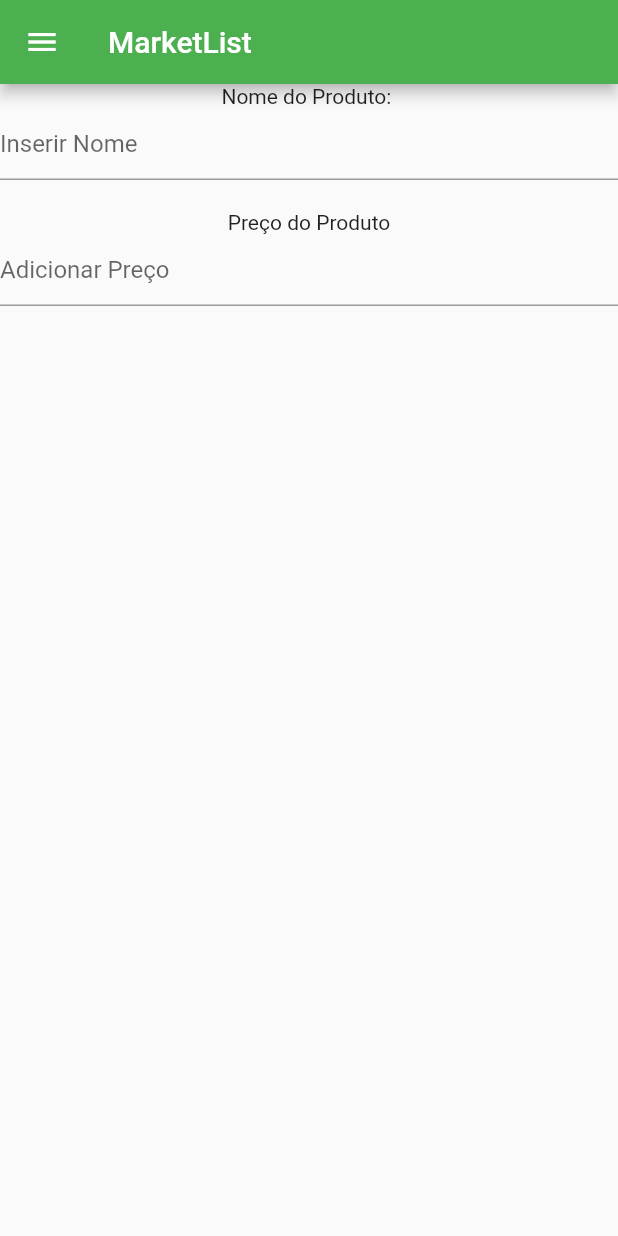
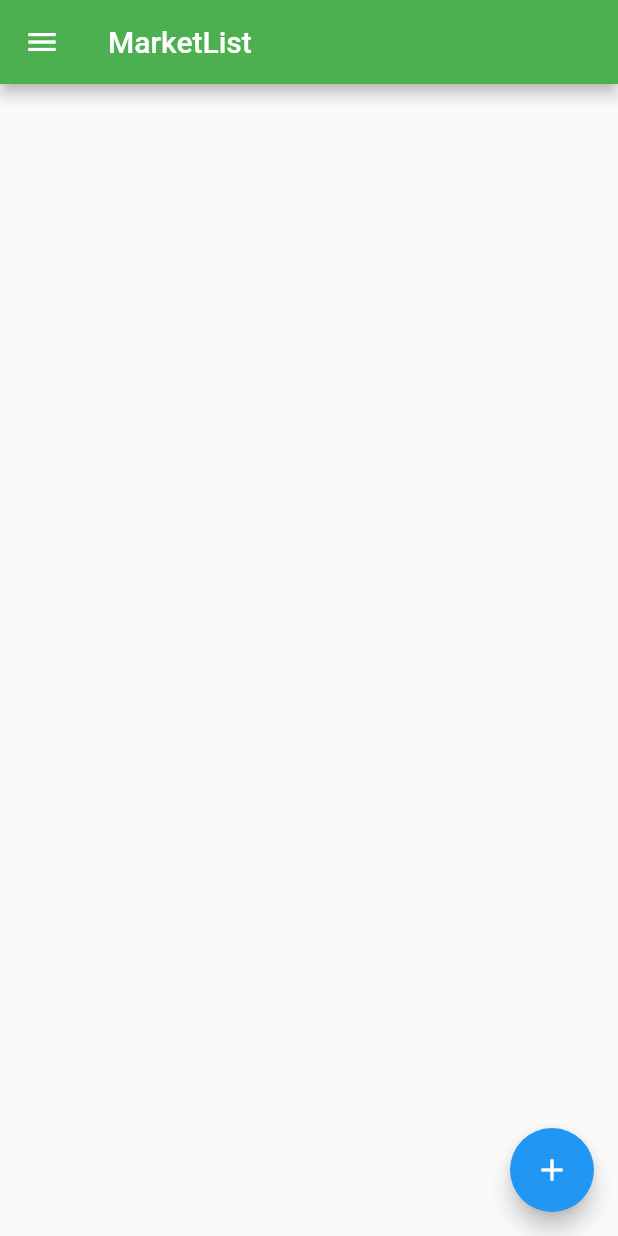
Before and after one commit to davidfffelix/marketlist, a Flutter app: the screen it shows after launch, on a phone screen of 412 x 824 dp. Run offline on Flutter 3.47's test engine with Material 2 defaults, Android fonts, the phone set to English and light mode, and no system bars.

Commit message:
Add floatingActionButton

```diff
--- a/lib/home_page.dart
+++ b/lib/home_page.dart
@@ -8,7 +8,7 @@ class HomePage extends StatefulWidget {
 }
 
 class _HomePageState extends State<HomePage> {
-  // final List _shopping = List[];
+  final List _shopping = [];
 
   @override
   Widget build(BuildContext context) {
@@ -20,34 +20,52 @@ class _HomePageState extends State<HomePage> {
           leading: const Icon(Icons.menu),
         ),
         body: Column(
-          children: const [
-            Text('Nome do Produto: '),
-            TextField(
-              decoration: InputDecoration(
-                hintText: 'Inserir Nome',
-              ),
+          children: [
+            ListView.builder(
+              shrinkWrap: true,
+              itemCount: _shopping.length,
+              itemBuilder: (context, index) {
+                return ListTile(
+                  title: Text(_shopping[index]),
+                );
+              },
             ),
-            SizedBox(
-              height: 20,
-            ),
-            Text('Preço do Produto'),
-            TextField(
-              decoration: InputDecoration(
-                hintText: 'Adicionar Preço',
-              ),
-            ),
-            // ListView.builder(
-            //   shrinkWrap: true,
-            //   itemCount: 10,
-            //   itemBuilder: (context, index) {
-            //     return const ListTile(
-            //       title: Text('Produto'),
-            //     );
-            //   },
-            // ),
           ],
+        ),
+        floatingActionButton: FloatingActionButton(
+          child: const Icon(
+            Icons.add,
+            color: Colors.white,
+          ),
+          onPressed: () {
+
+          },
         ),
       ),
     );
   }
 }
+
+
+// Text('Nome do Produto'),
+//             Padding(
+//               padding: EdgeInsets.only(
+//                 left: 20,
+//                 right: 20,
+//               ),
+//               child: TextField(
+//                 decoration: InputDecoration(
+//                   hintText: 'Inserir Nome',
+//                   border: OutlineInputBorder(),
+//                 ),
+//               ),
+//             ),
+//             SizedBox(
+//               height: 20,
+//             ),
+//             Text('Preço do Produto'),
+//             TextField(
+//               decoration: InputDecoration(
+//                 hintText: 'Adicionar Preço',
+//               ),
+//             ),
--- a/lib/models/product.dart
+++ b/lib/models/product.dart
@@ -1,8 +1,8 @@
 class Product {
   final String name;
-  final double value;
+  final double price;
   Product({
     required this.name,
-    required this.value,
+    required this.price,
   });
 }
```
